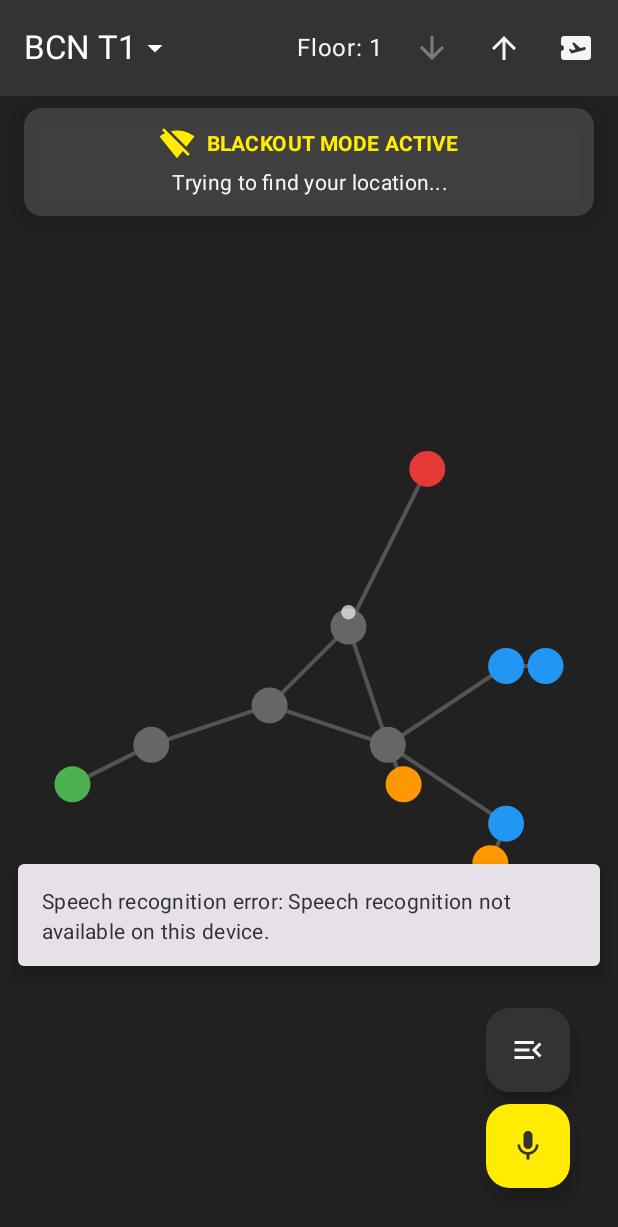
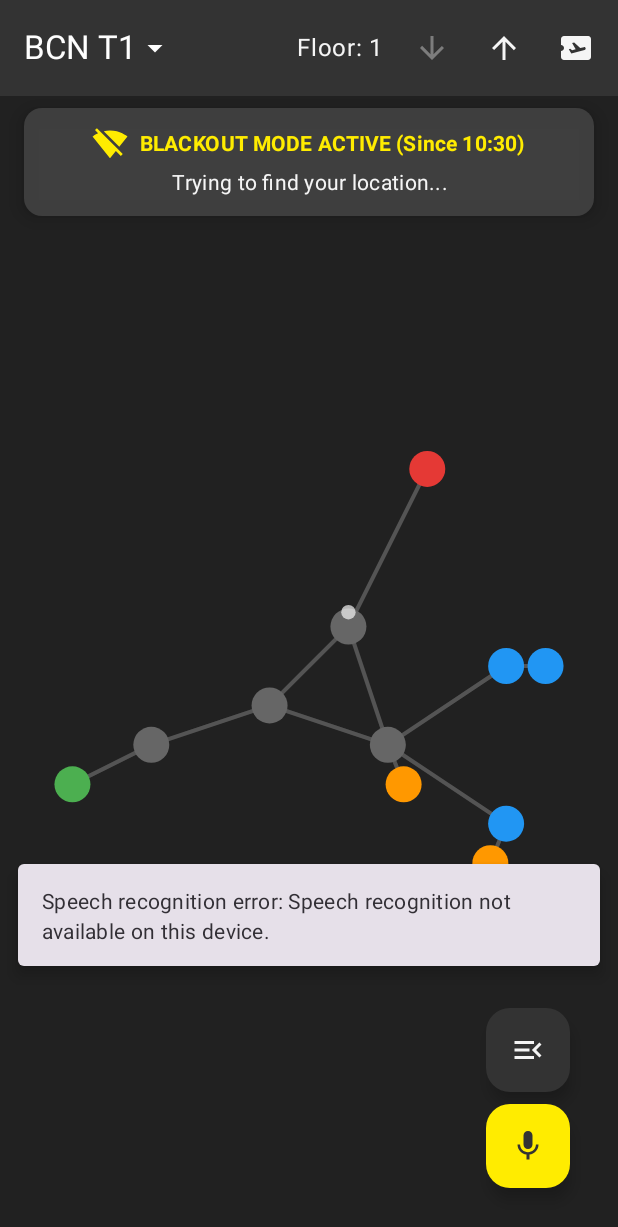
Before and after one commit to NonStac/vueling-airport-guide, an Android app built with Jetpack Compose: the composable MapScreen called with empty values, on a phone screen of 412 x 824 dp. Shown: the top 1227 px of the screen. Run offline under Robolectric (Android 15) with nearby library versions, the phone set to English and light mode, and no system bars.

Commit message:
feat: added start time in blackout notification. Related to: #31 (#33)

```diff
--- a/app/src/main/java/com/nonstac/airportguide/ui/screens/map/MapScreen.kt
+++ b/app/src/main/java/com/nonstac/airportguide/ui/screens/map/MapScreen.kt
@@ -30,6 +30,9 @@ import com.nonstac.airportguide.ui.theme.AirportGuideTheme
 import com.nonstac.airportguide.ui.theme.OnPrimaryLight
 import com.nonstac.airportguide.ui.theme.VuelingDarkGray
 import androidx.compose.foundation.clickable
+import java.text.SimpleDateFormat
+import java.util.Date
+import java.util.Locale
 
 @OptIn(ExperimentalMaterial3Api::class)
 @Composable
@@ -305,16 +308,22 @@ fun MapScreen(
                         modifier = Modifier.padding(horizontal = 16.dp, vertical = 12.dp),
                         horizontalAlignment = Alignment.CenterHorizontally
                     ) {
-                        if (uiState.isBlackout) {
+                        if(uiState.isBlackout) {
                             Row(verticalAlignment = Alignment.CenterVertically) {
-                                Icon(
-                                    Icons.Default.SignalWifiOff,
-                                    contentDescription = "Blackout Active",
-                                    tint = VuelingYellow
-                                )
+                                Icon(Icons.Default.SignalWifiOff, contentDescription = "Blackout Active", tint = VuelingYellow)
                                 Spacer(modifier = Modifier.width(8.dp))
+
+                                // Format the start time if available
+                                val startTimeString = remember(uiState.blackoutStartTime) {
+                                    uiState.blackoutStartTime?.let { startTime ->
+                                        // Format: HH:mm (e.g., 14:33)
+                                        val sdf = SimpleDateFormat("HH:mm", Locale.getDefault())
+                                        "(Since ${sdf.format(Date(startTime))})"
+                                    } ?: ""
+                                }
+
                                 Text(
-                                    text = "BLACKOUT MODE ACTIVE",
+                                    text = "BLACKOUT MODE ACTIVE $startTimeString",
                                     style = MaterialTheme.typography.titleSmall,
                                     fontWeight = FontWeight.Bold,
                                     color = VuelingYellow,
--- a/app/src/main/java/com/nonstac/airportguide/ui/screens/map/MapViewModel.kt
+++ b/app/src/main/java/com/nonstac/airportguide/ui/screens/map/MapViewModel.kt
@@ -50,6 +50,7 @@ data class MapUiState(
         Constants.MAP_ID_JFK_T4 to "JFK T4"
     ),
     val currentMapDisplayName: String = "Loading Map...",
+    val blackoutStartTime: Long? = null,
 
     val selectableNodes: List<Node> = emptyList(),
     val selectedSourceNodeId: String? = null,
@@ -186,7 +187,23 @@ class MapViewModel(
     private fun observeServices() {
         // Connectivity
         connectivityService.isConnected
-            .onEach { isConnected -> _uiState.update { it.copy(isBlackout = !isConnected) } }
+            .onEach { isConnected ->
+                val wasBlackout = uiState.value.isBlackout
+                val isNowBlackout = !isConnected
+                var startTime = uiState.value.blackoutStartTime
+
+                if (isNowBlackout && !wasBlackout) {
+                    Log.i(TAG, "Blackout detected.")
+                    startTime = System.currentTimeMillis()
+                    speak("Warning: Network connection lost. Entering blackout mode.")
+                } else if (!isNowBlackout && wasBlackout) {
+                    Log.i(TAG, "Connection restored.")
+                    startTime = null
+                    speak("Network connection restored.")
+                }
+
+                _uiState.update { it.copy(isBlackout = isNowBlackout, blackoutStartTime = startTime) }
+            }
             .launchIn(viewModelScope)
 
         // ASR Listening State
```
